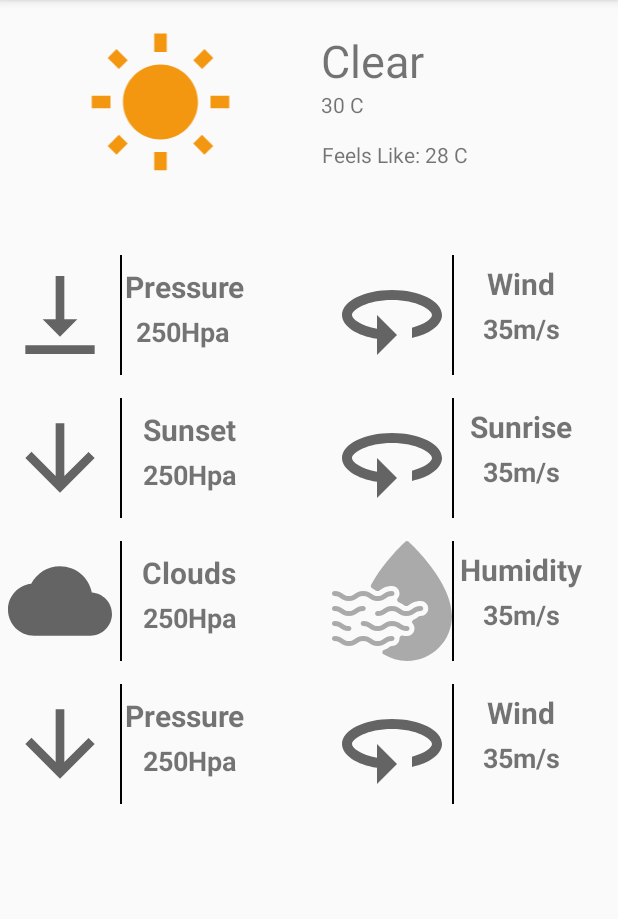
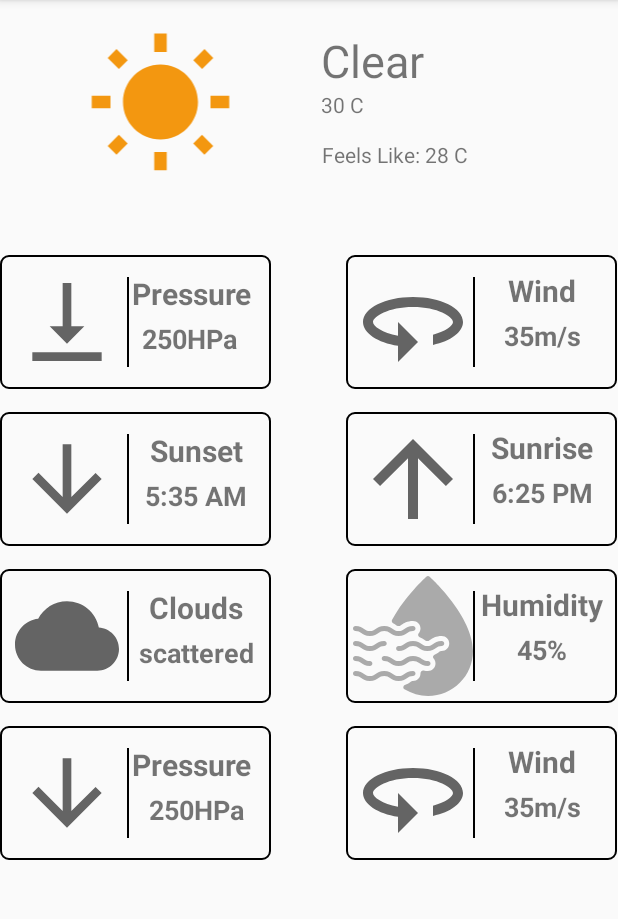
Before and after one commit to authentichamza/sum, an Android app: the screen it shows after launch (MainActivity), on a phone screen of 412 x 824 dp, the part 84-1003 px from its top. Run offline under Robolectric (Android 15) with nearby library versions, the phone set to English and light mode, and no system bars.

Commit message:
updated borders

```diff
--- /dev/null
+++ b/Weather/app/src/main/res/drawable/customborder.xml
@@ -0,0 +1,6 @@
+<?xml version="1.0" encoding="UTF-8"?>
+<shape xmlns:android="http://schemas.android.com/apk/res/android" android:shape="rectangle">
+    <corners android:radius="5dp"/>
+    <padding android:left="5dp" android:right="5dp" android:top="5dp" android:bottom="5dp"/>
+    <stroke android:width="1dp" android:color="@android:color/black"/>
+</shape>
--- /dev/null
+++ b/Weather/app/src/main/res/drawable/ic_baseline_arrow_upward_24.xml
@@ -0,0 +1,10 @@
+<vector xmlns:android="http://schemas.android.com/apk/res/android"
+    android:width="24dp"
+    android:height="24dp"
+    android:viewportWidth="24"
+    android:viewportHeight="24"
+    android:tint="?attr/colorControlNormal">
+  <path
+      android:fillColor="@android:color/white"
+      android:pathData="M4,12l1.41,1.41L11,7.83V20h2V7.83l5.58,5.59L20,12l-8,-8 -8,8z"/>
+</vector>
--- a/Weather/app/src/main/res/layout/activity_main.xml
+++ b/Weather/app/src/main/res/layout/activity_main.xml
@@ -58,6 +58,7 @@
             android:layout_width="wrap_content"
             android:layout_height="wrap_content"
             android:orientation="horizontal"
+            android:background="@drawable/customborder"
             android:layout_weight="1"
             android:layout_marginBottom="15sp">
             <ImageView
@@ -68,8 +69,10 @@
             </ImageView>
             <View
                 android:layout_width="1dp"
-                android:layout_height="80dp"
-                android:background="@android:color/black"/>
+                android:layout_height="60dp"
+                android:background="@android:color/black"
+                android:gravity="center"
+                android:layout_marginTop="10dp"/>
             <LinearLayout
                         android:layout_width="match_parent"
                         android:layout_height="match_parent"
@@ -86,7 +89,7 @@
                         <TextView
                             android:layout_width="80dp"
                             android:layout_height="wrap_content"
-                            android:text="250Hpa"
+                            android:text="@string/pvalue"
                             android:textStyle="bold"
                             android:textSize="18sp"
                             android:gravity="center"
@@ -97,11 +100,12 @@
             </LinearLayout>
         </LinearLayout>
         <LinearLayout
-                    android:layout_width="wrap_content"
-                    android:layout_height="wrap_content"
-                    android:layout_weight="1"
-                    android:orientation="horizontal"
-                    android:layout_marginLeft="50dp">
+            android:layout_width="wrap_content"
+            android:layout_height="wrap_content"
+            android:layout_weight="1"
+            android:background="@drawable/customborder"
+            android:orientation="horizontal"
+            android:layout_marginLeft="50dp">
 
             <ImageView
                 android:layout_width="80sp"
@@ -111,8 +115,10 @@
             </ImageView>
             <View
                 android:layout_width="1dp"
-                android:layout_height="80dp"
-                android:background="@android:color/black"/>
+                android:layout_height="60dp"
+                android:background="@android:color/black"
+                android:gravity="center"
+                android:layout_marginTop="10dp"/>
             <LinearLayout
                 android:layout_width="match_parent"
                 android:layout_height="match_parent"
@@ -133,7 +139,7 @@
                     android:layout_height="wrap_content"
                     android:gravity="center"
                     android:padding="2sp"
-                    android:text="35m/s"
+                    android:text="@string/wvalue"
                     android:textSize="18sp"
                     android:textStyle="bold"></TextView>
             </LinearLayout>
@@ -147,6 +153,7 @@
             android:layout_width="wrap_content"
             android:layout_height="wrap_content"
             android:orientation="horizontal"
+            android:background="@drawable/customborder"
             android:layout_weight="1"
             android:layout_marginBottom="15sp">
             <ImageView
@@ -157,8 +164,10 @@
             </ImageView>
             <View
                 android:layout_width="1dp"
-                android:layout_height="80dp"
-                android:background="@android:color/black"/>
+                android:layout_height="60dp"
+                android:background="@android:color/black"
+                android:gravity="center"
+                android:layout_marginTop="10dp"/>
             <LinearLayout
                 android:layout_width="match_parent"
                 android:layout_height="match_parent"
@@ -179,7 +188,7 @@
                     android:layout_height="wrap_content"
                     android:gravity="center"
                     android:padding="2sp"
-                    android:text="250Hpa"
+                    android:text="@string/ssvalue"
                     android:textSize="18sp"
 
                     android:textStyle="bold">
@@ -191,18 +200,21 @@
             android:layout_width="wrap_content"
             android:layout_height="wrap_content"
             android:layout_weight="1"
+            android:background="@drawable/customborder"
             android:orientation="horizontal"
             android:layout_marginLeft="50dp">
 
             <ImageView
                 android:layout_width="80dp"
                 android:layout_height="80dp"
-                android:src="@drawable/ic_baseline_360_24">
+                android:src="@drawable/ic_baseline_arrow_upward_24">
             </ImageView>
             <View
                 android:layout_width="1dp"
-                android:layout_height="80dp"
-                android:background="@android:color/black"/>
+                android:layout_height="60dp"
+                android:background="@android:color/black"
+                android:gravity="center"
+                android:layout_marginTop="10dp"/>
             <LinearLayout
                 android:layout_width="match_parent"
                 android:layout_height="match_parent"
@@ -223,7 +235,7 @@
                     android:layout_height="wrap_content"
                     android:gravity="center"
                     android:padding="2sp"
-                    android:text="35m/s"
+                    android:text="@string/srvalue"
                     android:textSize="18sp"
                     android:textStyle="bold"></TextView>
             </LinearLayout>
@@ -234,21 +246,27 @@
         android:layout_height="wrap_content"
         android:orientation="horizontal">
         <LinearLayout
+
             android:layout_width="wrap_content"
             android:layout_height="wrap_content"
             android:orientation="horizontal"
             android:layout_weight="1"
+            android:background="@drawable/customborder"
             android:layout_marginBottom="15sp">
 
             <ImageView
-                android:layout_width="80sp"
-                android:layout_height="80sp"
+                android:layout_width="80dp"
+                android:layout_height="80dp"
                 android:padding="5sp"
                 android:src="@drawable/ic_baseline_cloud_24"></ImageView>
+
             <View
                 android:layout_width="1dp"
-                android:layout_height="80dp"
-                android:background="@android:color/black"/>
+                android:layout_height="60dp"
+                android:background="@android:color/black"
+                android:gravity="center"
+                android:layout_marginTop="10dp"/>
+
             <LinearLayout
                 android:layout_width="match_parent"
                 android:layout_height="match_parent"
@@ -269,7 +287,7 @@
                     android:layout_height="wrap_content"
                     android:gravity="center"
                     android:padding="2sp"
-                    android:text="250Hpa"
+                    android:text="@string/cvalue"
                     android:textSize="18sp"
 
                     android:textStyle="bold">
@@ -281,6 +299,8 @@
             android:layout_width="wrap_content"
             android:layout_height="wrap_content"
             android:layout_weight="1"
+            android:background="@drawable/customborder"
+
             android:orientation="horizontal"
             android:layout_marginLeft="50dp">
 
@@ -292,8 +312,10 @@
             </ImageView>
             <View
                 android:layout_width="1dp"
-                android:layout_height="80dp"
-                android:background="@android:color/black"/>
+                android:layout_height="60dp"
+                android:background="@android:color/black"
+                android:gravity="center"
+                android:layout_marginTop="10dp"/>
             <LinearLayout
                 android:layout_width="match_parent"
                 android:layout_height="match_parent"
@@ -314,7 +336,7 @@
                     android:layout_height="wrap_content"
                     android:gravity="center"
                     android:padding="2sp"
-                    android:text="35m/s"
+                    android:text="@string/hvalue"
                     android:textSize="18sp"
                     android:textStyle="bold"></TextView>
             </LinearLayout>
@@ -329,6 +351,7 @@
             android:layout_height="wrap_content"
             android:orientation="horizontal"
             android:layout_weight="1"
+            android:background="@drawable/customborder"
             android:layout_marginBottom="15sp">
             <ImageView
                 android:layout_width="80sp"
@@ -338,8 +361,10 @@
             </ImageView>
             <View
                 android:layout_width="1dp"
-                android:layout_height="80dp"
-                android:background="@android:color/black"/>
+                android:layout_height="60dp"
+                android:background="@android:color/black"
+                android:gravity="center"
+                android:layout_marginTop="10dp"/>
             <LinearLayout
                 android:layout_width="match_parent"
                 android:layout_height="match_parent"
@@ -359,7 +384,7 @@
                     android:layout_height="wrap_content"
                     android:gravity="center"
                     android:padding="2sp"
-                    android:text="250Hpa"
+                    android:text="@string/pvalue"
                     android:textSize="18sp"
 
                     android:textStyle="bold">
@@ -372,6 +397,7 @@
             android:layout_height="wrap_content"
             android:layout_weight="1"
             android:orientation="horizontal"
+            android:background="@drawable/customborder"
             android:layout_marginLeft="50dp">
 
             <ImageView
@@ -382,8 +408,10 @@
             </ImageView>
             <View
                 android:layout_width="1dp"
-                android:layout_height="80dp"
-                android:background="@android:color/black"/>
+                android:layout_height="60dp"
+                android:background="@android:color/black"
+                android:gravity="center"
+                android:layout_marginTop="10dp"/>
             <LinearLayout
                 android:layout_width="match_parent"
                 android:layout_height="match_parent"
@@ -404,7 +432,7 @@
                     android:layout_height="wrap_content"
                     android:gravity="center"
                     android:padding="2sp"
-                    android:text="35m/s"
+                    android:text="@string/wvalue"
                     android:textSize="18sp"
                     android:textStyle="bold"></TextView>
             </LinearLayout>
--- a/Weather/app/src/main/res/values/strings.xml
+++ b/Weather/app/src/main/res/values/strings.xml
@@ -2,9 +2,15 @@
     <string name="app_name">Weather</string>
     <string name="clear">Clear</string>
     <string name="pressure">Pressure</string>
+    <string name="pvalue">250HPa</string>
     <string name="wind">Wind</string>
+    <string name="wvalue">35m/s</string>
     <string name="sunset">Sunset</string>
+    <string name="ssvalue">5:35 AM</string>
     <string name="sunrise">Sunrise</string>
+    <string name="srvalue">6:25 PM</string>
     <string name="clouds">Clouds</string>
+    <string name="cvalue">scattered</string>
     <string name="humidity">Humidity</string>
+    <string name="hvalue">45%</string>
 </resources>
```
